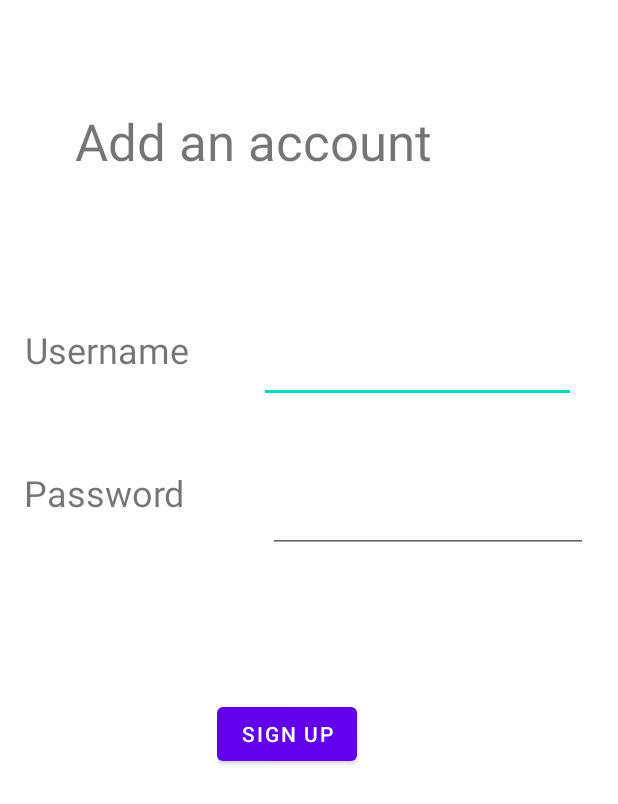
After one commit to ancahutupasu/HeServices2, an Android app: the fragment AccountFragment shown on its own in the app's theme, on a phone screen of 412 x 824 dp. The commit adds this screen. Shown: the top 804 px of the screen. Run offline under Robolectric (Android 15) with nearby library versions, the phone set to English and light mode, and no system bars.

Commit message:
made account page

```diff
--- /dev/null
+++ b/app/src/main/java/com/example/heservices/account/AccountFragment.java
@@ -0,0 +1,41 @@
+package com.example.heservices.account;
+
+import android.os.Bundle;
+import android.view.LayoutInflater;
+import android.view.View;
+import android.view.ViewGroup;
+import android.widget.Button;
+
+import androidx.annotation.NonNull;
+import androidx.annotation.Nullable;
+import androidx.fragment.app.Fragment;
+import androidx.fragment.app.FragmentTransaction;
+
+import com.example.heservices.R;
+import com.example.heservices.services.ServicesFragment;
+
+public class AccountFragment extends Fragment {
+    private AccountViewModel mViewModel;
+
+    public static AccountFragment newInstance() {
+        return new AccountFragment();
+    }
+
+    @Override
+    public View onCreateView(@NonNull LayoutInflater inflater, @Nullable ViewGroup container,
+                             @Nullable Bundle savedInstanceState) {
+
+        View rootView = inflater.inflate(R.layout.fragment_account, container, false);
+
+        Button button=(Button)rootView.findViewById(R.id.signup);
+        button.setOnClickListener(new View.OnClickListener() {
+            @Override
+            public void onClick(View view) {
+                FragmentTransaction fr=getFragmentManager().beginTransaction();
+                fr.replace(R.id.container,new ServicesFragment());
+                fr.commit();
+            }
+        });
+        return rootView;
+    }
+}
--- /dev/null
+++ b/app/src/main/java/com/example/heservices/account/AccountViewModel.java
@@ -0,0 +1,6 @@
+package com.example.heservices.account;
+
+import androidx.lifecycle.ViewModel;
+
+public class AccountViewModel extends ViewModel {
+}
--- /dev/null
+++ b/app/src/main/res/layout/fragment_account.xml
@@ -0,0 +1,124 @@
+<?xml version="1.0" encoding="utf-8"?>
+<androidx.constraintlayout.widget.ConstraintLayout xmlns:android="http://schemas.android.com/apk/res/android"
+    xmlns:app="http://schemas.android.com/apk/res-auto"
+    xmlns:tools="http://schemas.android.com/tools"
+    android:layout_width="match_parent"
+    android:layout_height="match_parent">
+
+    <LinearLayout
+        android:layout_width="151dp"
+        android:layout_height="60dp"
+        android:orientation="horizontal"
+        app:layout_constraintBottom_toBottomOf="parent"
+        app:layout_constraintEnd_toEndOf="parent"
+        app:layout_constraintHorizontal_bias="0.065"
+        app:layout_constraintStart_toStartOf="parent"
+        app:layout_constraintTop_toTopOf="parent"
+        app:layout_constraintVertical_bias="0.284">
+
+        <TextView
+            android:id="@+id/username"
+            android:layout_width="109dp"
+            android:layout_height="50dp"
+            android:text="Username"
+            android:textSize="24sp" />
+    </LinearLayout>
+
+    <LinearLayout
+        android:layout_width="158dp"
+        android:layout_height="61dp"
+        android:orientation="horizontal"
+        app:layout_constraintBottom_toBottomOf="parent"
+        app:layout_constraintEnd_toEndOf="parent"
+        app:layout_constraintHorizontal_bias="0.062"
+        app:layout_constraintStart_toStartOf="parent"
+        app:layout_constraintTop_toTopOf="parent"
+        app:layout_constraintVertical_bias="0.409">
+
+        <TextView
+            android:id="@+id/password"
+            android:layout_width="133dp"
+            android:layout_height="50dp"
+            android:text="Password"
+            android:textSize="24sp" />
+    </LinearLayout>
+
+    <LinearLayout
+        android:id="@+id/linearLayout12"
+        android:layout_width="122dp"
+        android:layout_height="62dp"
+        android:orientation="horizontal"
+        app:layout_constraintBottom_toBottomOf="parent"
+        app:layout_constraintEnd_toEndOf="parent"
+        app:layout_constraintHorizontal_bias="0.498"
+        app:layout_constraintStart_toStartOf="parent"
+        app:layout_constraintTop_toTopOf="parent"
+        app:layout_constraintVertical_bias="0.611">
+
+        <Button
+            android:id="@+id/signup"
+            android:layout_width="wrap_content"
+            android:layout_height="wrap_content"
+            android:text="Sign up" />
+    </LinearLayout>
+
+    <LinearLayout
+        android:layout_width="207dp"
+        android:layout_height="62dp"
+        android:orientation="horizontal"
+        app:layout_constraintBottom_toBottomOf="parent"
+        app:layout_constraintEnd_toEndOf="parent"
+        app:layout_constraintHorizontal_bias="0.843"
+        app:layout_constraintStart_toStartOf="parent"
+        app:layout_constraintTop_toTopOf="parent"
+        app:layout_constraintVertical_bias="0.284">
+
+        <EditText
+            android:id="@+id/editTextTextEmailAddress3"
+            android:layout_width="216dp"
+            android:layout_height="52dp"
+            android:ems="10"
+            android:inputType="textEmailAddress"
+            tools:ignore="SpeakableTextPresentCheck,SpeakableTextPresentCheck" />
+    </LinearLayout>
+
+    <LinearLayout
+        android:layout_width="217dp"
+        android:layout_height="74dp"
+        android:orientation="horizontal"
+        app:layout_constraintBottom_toBottomOf="parent"
+        app:layout_constraintEnd_toEndOf="parent"
+        app:layout_constraintHorizontal_bias="0.917"
+        app:layout_constraintStart_toStartOf="parent"
+        app:layout_constraintTop_toTopOf="parent"
+        app:layout_constraintVertical_bias="0.417">
+
+        <EditText
+            android:id="@+id/editTextTextPassword2"
+            android:layout_width="wrap_content"
+            android:layout_height="56dp"
+            android:ems="10"
+            android:inputType="textPassword"
+            tools:ignore="SpeakableTextPresentCheck,SpeakableTextPresentCheck" />
+    </LinearLayout>
+
+    <LinearLayout
+        android:layout_width="301dp"
+        android:layout_height="86dp"
+        android:orientation="horizontal"
+        app:layout_constraintBottom_toBottomOf="parent"
+        app:layout_constraintEnd_toEndOf="parent"
+        app:layout_constraintHorizontal_bias="0.452"
+        app:layout_constraintStart_toStartOf="parent"
+        app:layout_constraintTop_toTopOf="parent"
+        app:layout_constraintVertical_bias="0.097">
+
+        <TextView
+            android:id="@+id/textView8"
+            android:layout_width="291dp"
+            android:layout_height="78dp"
+            android:text="Add an account"
+            android:textSize="34sp" />
+    </LinearLayout>
+
+</androidx.constraintlayout.widget.ConstraintLayout>
```
Also changed, not shown: app/src/main/java/com/example/heservices/services/ServicesFragment.java (+7 -0 lines).
